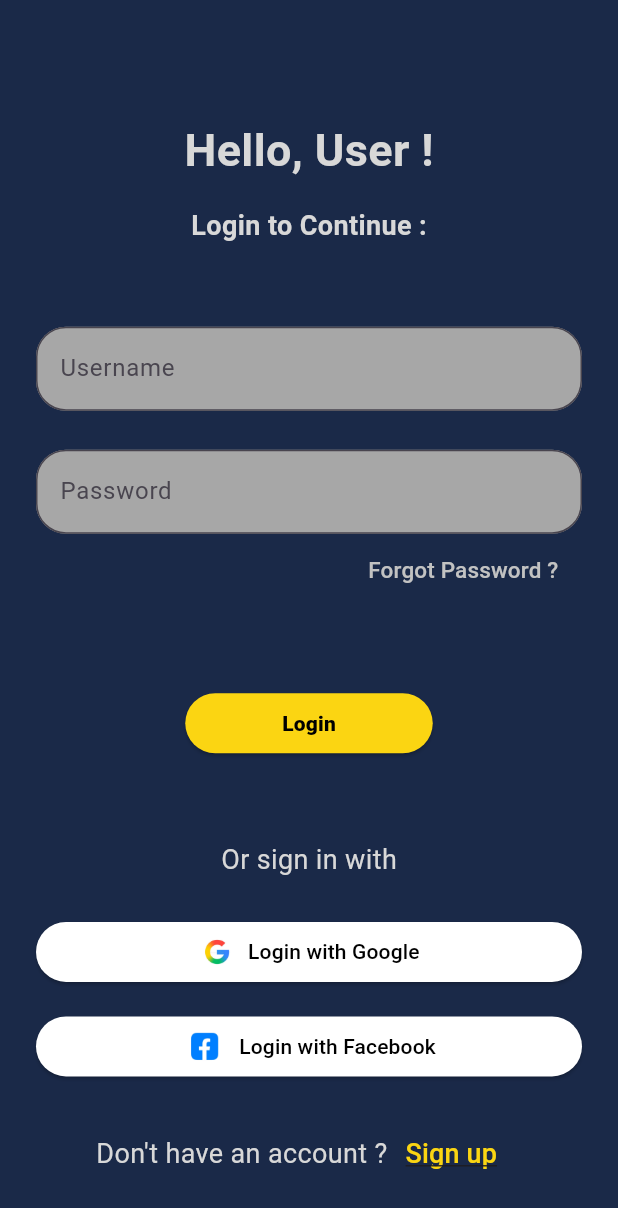
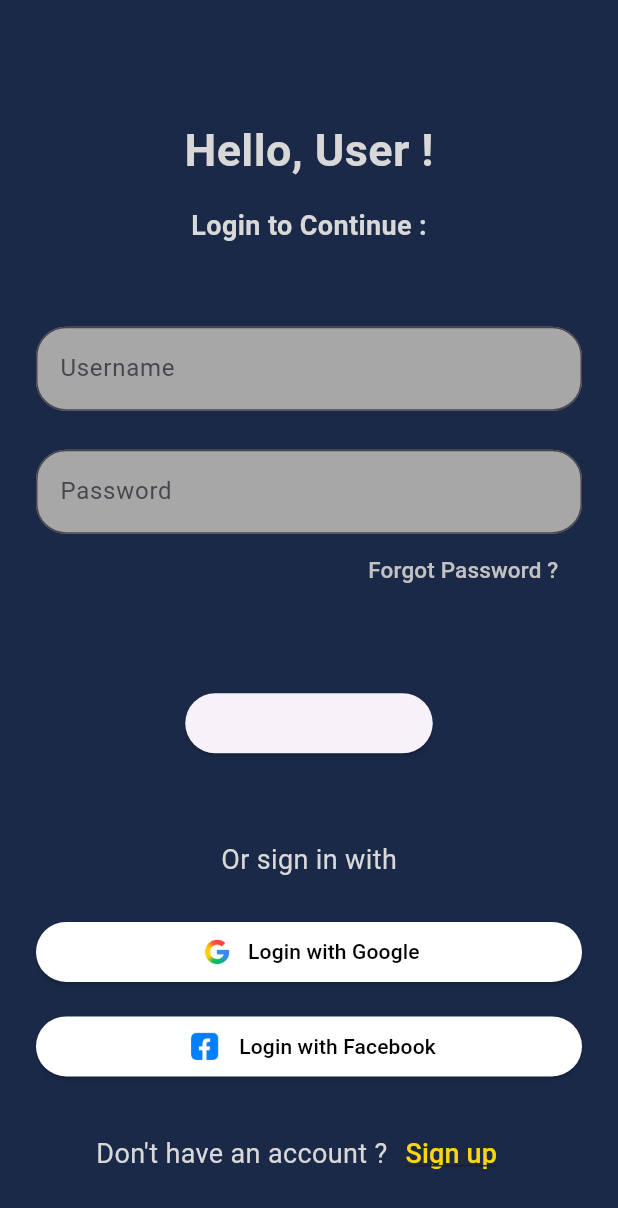
Before and after one commit to anmol-sarin/Flutter-Projects, a Flutter app: the screen it shows after launch, on a phone screen of 412 x 824 dp. Shown: the top 1208 px of the screen. Run offline on Flutter 3.47's test engine with Material 3 defaults, Android fonts, the phone set to English and light mode, and no system bars.

Commit message:
HOLI COMMIT3

```diff
--- a/lib/pages/loginPage.dart
+++ b/lib/pages/loginPage.dart
@@ -87,13 +87,13 @@ class LoginPage extends StatelessWidget{
               width:165,
               child: ElevatedButton(
                 style:ElevatedButton.styleFrom(
-                  foregroundColor: Colors.black,
-                  backgroundColor: AppColors.primary
+                  // foregroundColor: Colors.black,
+                  // backgroundColor: AppColors.primary
                 ),
                 onPressed:(){
-                  Navigator.of(context).pushNamed('/home');
+                  // Navigator.of(context).pushNamed('/home');
                 },
-                child:Text("Login",style:TextStyle(fontWeight:FontWeight.w900))
+                // child:Text("Login",style:TextStyle(fontWeight:FontWeight.w900))
               )
             ),
 
```
